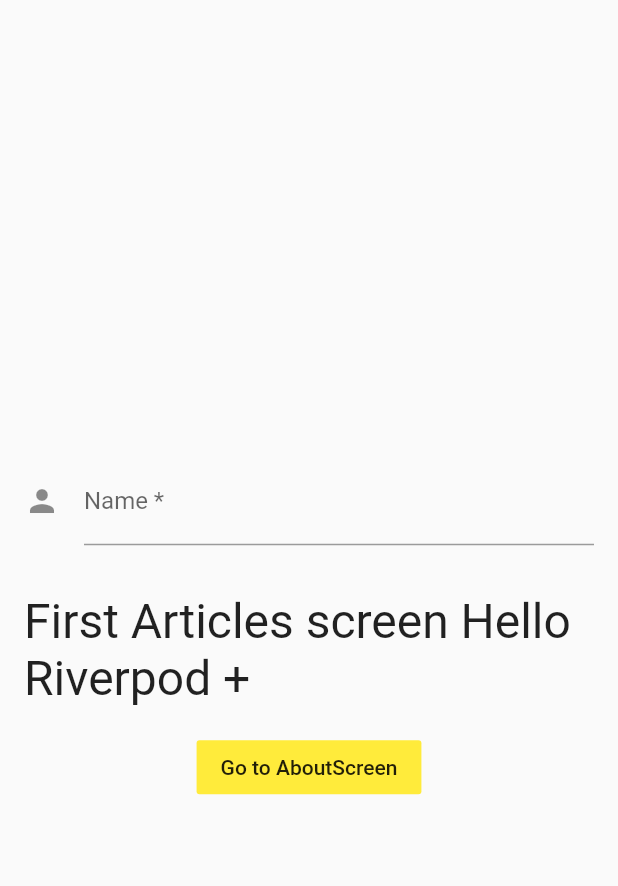
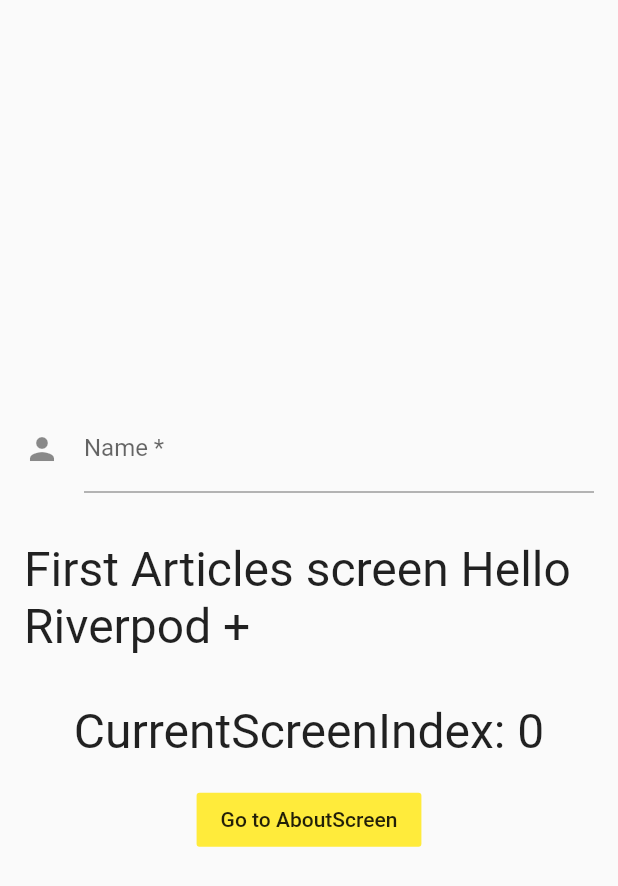
Before and after one commit to Odialko/Riverpod_navigation_flow, a Flutter app: the screen it shows after launch, after a tap on "Flat to FirstScreenFlow Button", on a phone screen of 412 x 824 dp. Shown: the top 886 px of the screen. Run offline on Flutter 3.47's test engine with Material 2 defaults, Android fonts, the phone set to English and light mode, and no system bars; our stand-ins replace flutter_riverpod, hooks_riverpod.

Commit message:
Riverpod with routing

```diff
--- a/lib/first_flow/first_flow_riverpod.dart
+++ b/lib/first_flow/first_flow_riverpod.dart
@@ -1,10 +1,41 @@
 import 'package:flutter/material.dart';
+import 'package:flutter_navigator_flow/first_flow/screens/first_about_screen.dart';
+import 'package:flutter_navigator_flow/first_flow/screens/first_articles_screen.dart';
+import 'package:flutter_navigator_flow/first_flow/screens/first_more_screen.dart';
 import 'package:hooks_riverpod/all.dart';
 
 final firstFlowRiverpod =
   ChangeNotifierProvider((ref) => FirstFlowRiverpod());
 
 class FirstFlowRiverpod extends ChangeNotifier {
+  final Map<String, Widget> _routeMap = {
+    'firstScreenFlow/firstArticlesScreen': FirstArticlesScreen(),
+    'firstScreenFlow/firstAboutScreen': FirstAboutScreen(),
+    'firstScreenFlow/firstMoreScreen': FirstMoreScreen(),
+  };
+  Map<String, Widget> get routeMap => _routeMap;
+
+  int _currentScreenIndex = 0;
+  int get currentScreenIndex => _currentScreenIndex;
+  // set setCurrentScreenIndex(int index) {
+  //   _currentScreenIndex = index;
+  //   notifyListeners();
+  // }
+
+  String nextPage({int screenIndex}) {
+    _currentScreenIndex++;
+    if(_currentScreenIndex == _routeMap.length) {
+      return '/';
+    } else {
+      return routeMap.keys.toList()[currentScreenIndex];
+    }
+    // return routeMap.keys.toList()[currentScreenIndex];
+    // Navigator.of(context)
+    //     .pushReplacementNamed('firstScreenFlow/firstAboutScreen');
+    // notifyListeners();
+  }
+
+
   String _greeting = 'Hello Riverpod';
   String get greeting => _greeting;
 
--- a/lib/first_flow/first_screens_flow.dart
+++ b/lib/first_flow/first_screens_flow.dart
@@ -3,31 +3,35 @@
 import 'package:flutter_navigator_flow/first_flow/screens/first_about_screen.dart';
 import 'package:flutter_navigator_flow/first_flow/screens/first_articles_screen.dart';
 import 'package:flutter_navigator_flow/first_flow/screens/first_more_screen.dart';
+import 'package:flutter_navigator_flow/first_flow/first_flow_riverpod.dart';
 import 'package:flutter_riverpod/all.dart';
 
 class FirstScreensFlow extends StatelessWidget {
-
-  final Map<String, Widget> routeMap = {
-    'firstScreenFlow/firstArticlesScreen': FirstArticlesScreen(),
-    'firstScreenFlow/firstAboutScreen': FirstAboutScreen(),
-    'firstScreenFlow/firstMoreScreen': FirstMoreScreen(),
-  };
-
-  Widget _buildRouteToScreen(String route) {
-   return routeMap[route];
-  }
+  // final Map<String, Widget> routeMap = {
+  //   'firstScreenFlow/firstArticlesScreen': FirstArticlesScreen(),
+  //   'firstScreenFlow/firstAboutScreen': FirstAboutScreen(),
+  //   'firstScreenFlow/firstMoreScreen': FirstMoreScreen(),
+  // };
 
   @override
   Widget build(BuildContext context) {
+    final storeStaticValues = context.read(firstFlowRiverpod);
     return ProviderScope(
-      child: Navigator(
-        initialRoute: 'firstScreenFlow/firstArticlesScreen',
-        onGenerateRoute: (RouteSettings settings) {
-          WidgetBuilder builder =
-              (BuildContext _) => _buildRouteToScreen(settings.name);
+      child: Consumer(
+        builder: (context, watch, child) {
 
-          return MaterialPageRoute(builder: builder, settings: settings);
-        },
+          final firstFlowStore = watch(firstFlowRiverpod);
+
+          return Navigator(
+            initialRoute: firstFlowStore.routeMap.keys.toList()[0],
+            onGenerateRoute: (RouteSettings settings) {
+              return MaterialPageRoute(
+                builder: (BuildContext _) => firstFlowStore.routeMap[settings.name],
+                settings: settings,
+              );
+            },
+          );
+        }
       ),
     );
   }
--- a/lib/first_flow/fragments/first_articles_fragment.dart
+++ b/lib/first_flow/fragments/first_articles_fragment.dart
@@ -7,6 +7,7 @@
 
   @override
   Widget build(BuildContext context) {
+    final storeStaticValues = context.read(firstFlowRiverpod);
 
     return Container(
       width: MediaQuery.of(context).size.width,
@@ -25,7 +26,7 @@
                 labelText: 'Name *',
               ),
               onChanged: (value) {
-                context.read(firstFlowRiverpod).setName = value;
+                storeStaticValues.setName = value;
               },
               validator: (String value) {
                 return value.contains('@') ? 'Do not use the @ char.' : null;
@@ -46,12 +47,23 @@
               },
             ),
           ),
+          Container(
+            padding: EdgeInsets.all(16),
+            child: Text(
+              'CurrentScreenIndex: ${storeStaticValues.currentScreenIndex}',
+              style: TextStyle(
+                fontSize: 32.0,
+              ),
+            ),
+          ),
           GestureDetector(
             child: FlatButton(
               onPressed: () {
-
-                Navigator.of(context)
-                    .pushReplacementNamed('firstScreenFlow/firstAboutScreen');
+                Navigator.of(context).pushReplacementNamed(
+                  storeStaticValues.nextPage(
+                    screenIndex: storeStaticValues.currentScreenIndex,
+                  ),
+                );
               },
               child: Text('Go to AboutScreen'),
               color: Colors.yellow,
```
Also changed, not shown: lib/first_flow/fragments/first_about_fragment.dart (+21 -13 lines), lib/first_flow/fragments/first_more_fragment.dart (+17 -2 lines).
